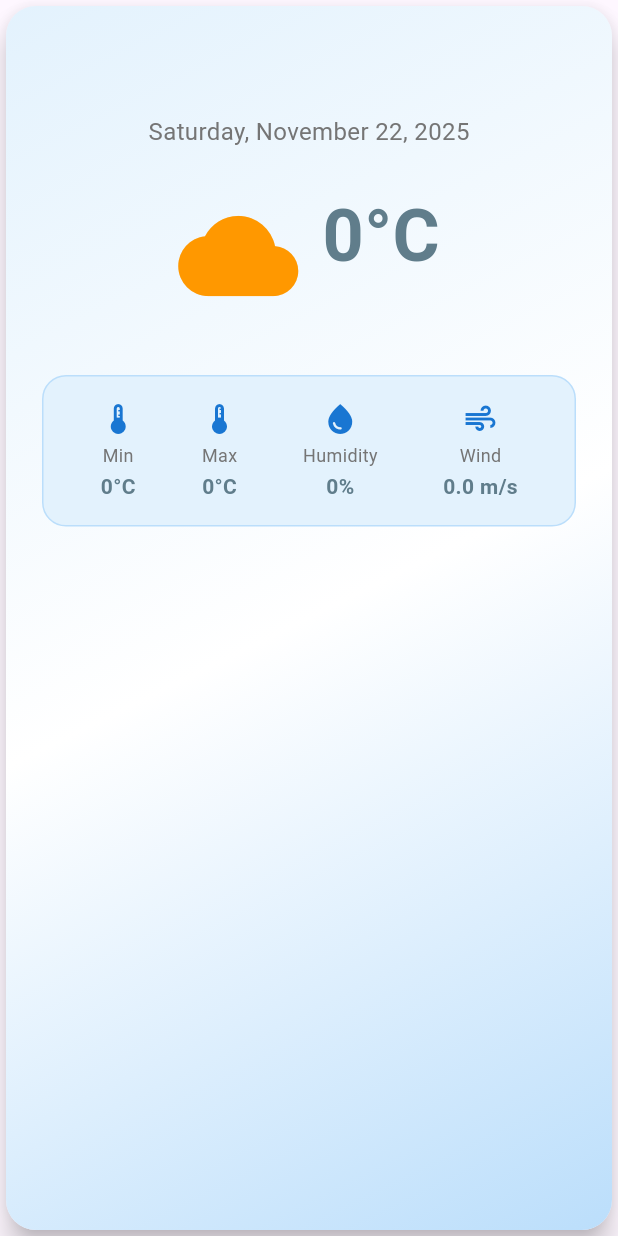
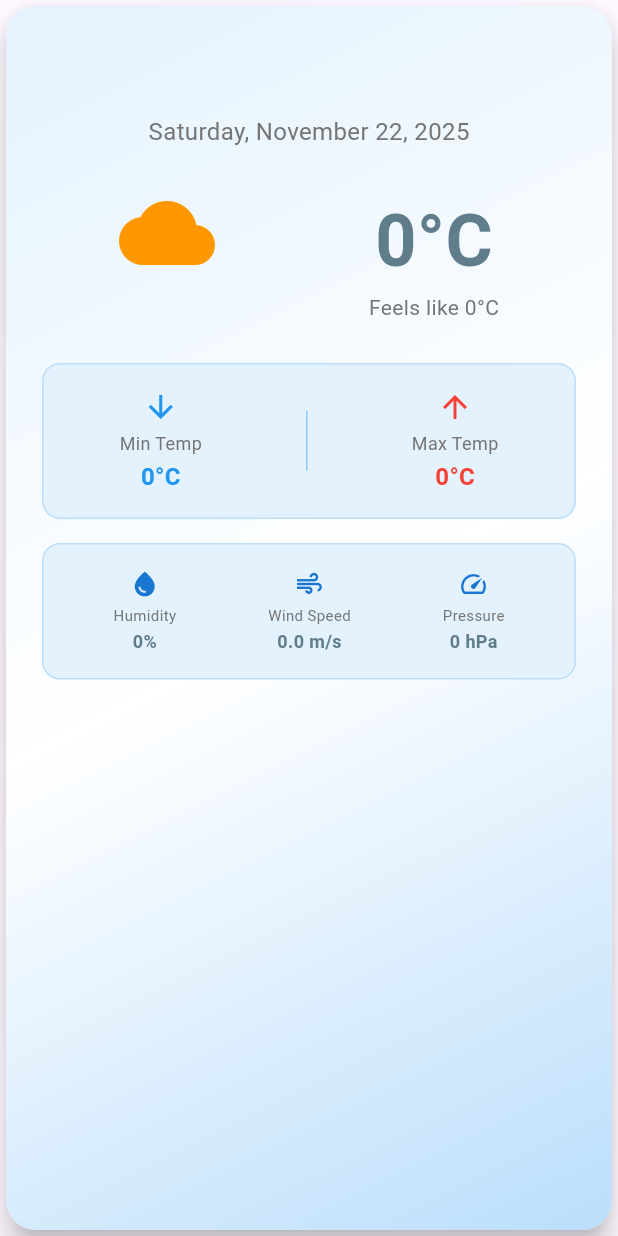
Before and after one commit to SASnigdho/flutter_current_weather, a Flutter app: the WeatherCard widget shown alone on an empty page, opened directly with empty values, on a phone screen of 412 x 824 dp. Run offline on Flutter 3.47's test engine with Material 3 defaults, Android fonts, the phone set to English and light mode, and no system bars; our stand-ins replace dartz, dio, geolocator, get; network calls fail.

Commit message:
City name added in weather card.

```diff
--- a/lib/src/data/models/weather_model.dart
+++ b/lib/src/data/models/weather_model.dart
@@ -3,30 +3,65 @@ import '../../domain/entities/weather_entity.dart';
 class WeatherModel extends WeatherEntity {
   const WeatherModel({
     required super.cityName,
+    required super.countryCode,
     required super.temperature,
+    required super.feelsLike,
     required super.tempMin,
     required super.tempMax,
     required super.condition,
+    required super.description,
     required super.iconCode,
     required super.humidity,
     required super.windSpeed,
+    required super.pressure,
+    required super.visibility,
+    required super.cloudiness,
+    required super.sunrise,
+    required super.sunset,
   });
 
   factory WeatherModel.fromJson(Map<String, dynamic> json) {
     try {
+      // Convert Kelvin to Celsius
+      final tempKelvin = _parseDouble(json['main']['temp']);
+      final feelsLikeKelvin = _parseDouble(json['main']['feels_like']);
+      final tempMinKelvin = _parseDouble(json['main']['temp_min']);
+      final tempMaxKelvin = _parseDouble(json['main']['temp_max']);
+
+      final temperatureCelsius = _kelvinToCelsius(tempKelvin);
+      final feelsLikeCelsius = _kelvinToCelsius(feelsLikeKelvin);
+      final tempMinCelsius = _kelvinToCelsius(tempMinKelvin);
+      final tempMaxCelsius = _kelvinToCelsius(tempMaxKelvin);
+
+      // Parse sunrise and sunset timestamps
+      final sunriseTimestamp = json['sys']['sunrise'] as int?;
+      final sunsetTimestamp = json['sys']['sunset'] as int?;
+
       return WeatherModel(
         cityName: json['name']?.toString() ?? 'Unknown Location',
-        temperature: _parseDouble(json['main']['temp']),
-        tempMin: _parseDouble(json['main']['temp_min']),
-        tempMax: _parseDouble(json['main']['temp_max']),
+        countryCode: json['sys']['country']?.toString() ?? '',
+        temperature: temperatureCelsius,
+        feelsLike: feelsLikeCelsius,
+        tempMin: tempMinCelsius,
+        tempMax: tempMaxCelsius,
         condition: json['weather'][0]['main']?.toString() ?? 'Unknown',
+        description: json['weather'][0]['description']?.toString() ?? '',
         iconCode: json['weather'][0]['icon']?.toString() ?? '01d',
         humidity: _parseInt(json['main']['humidity']),
         windSpeed: _parseDouble(json['wind']['speed']),
+        pressure: _parseInt(json['main']['pressure']),
+        visibility: _parseInt(json['visibility']),
+        cloudiness: _parseInt(json['clouds']['all']),
+        sunrise: sunriseTimestamp != null ? DateTime.fromMillisecondsSinceEpoch(sunriseTimestamp * 1000) : null,
+        sunset: sunsetTimestamp != null ? DateTime.fromMillisecondsSinceEpoch(sunsetTimestamp * 1000) : null,
       );
     } catch (e) {
       throw FormatException('Failed to parse weather data: $e');
     }
+  }
+
+  static double _kelvinToCelsius(double kelvin) {
+    return kelvin - 273.15;
   }
 
   static double _parseDouble(dynamic value) {
@@ -48,13 +83,21 @@ class WeatherModel extends WeatherEntity {
   WeatherEntity toEntity() {
     return WeatherEntity(
       cityName: cityName,
+      countryCode: countryCode,
       temperature: temperature,
+      feelsLike: feelsLike,
       tempMin: tempMin,
       tempMax: tempMax,
       condition: condition,
+      description: description,
       iconCode: iconCode,
       humidity: humidity,
       windSpeed: windSpeed,
+      pressure: pressure,
+      visibility: visibility,
+      cloudiness: cloudiness,
+      sunrise: sunrise,
+      sunset: sunset,
     );
   }
 }
--- a/lib/src/domain/entities/weather_entity.dart
+++ b/lib/src/domain/entities/weather_entity.dart
@@ -1,22 +1,38 @@
 class WeatherEntity {
   final String cityName;
-  final double temperature;
-  final double tempMin;
-  final double tempMax;
+  final String countryCode;
+  final double temperature; // in Celsius
+  final double feelsLike; // in Celsius
+  final double tempMin; // in Celsius
+  final double tempMax; // in Celsius
   final String condition;
+  final String description;
   final String iconCode;
   final int humidity;
   final double windSpeed;
+  final int pressure;
+  final int visibility;
+  final int cloudiness;
+  final DateTime? sunrise;
+  final DateTime? sunset;
 
   const WeatherEntity({
     required this.cityName,
+    required this.countryCode,
     required this.temperature,
+    required this.feelsLike,
     required this.tempMin,
     required this.tempMax,
     required this.condition,
+    required this.description,
     required this.iconCode,
     required this.humidity,
     required this.windSpeed,
+    required this.pressure,
+    required this.visibility,
+    required this.cloudiness,
+    required this.sunrise,
+    required this.sunset,
   });
 
   @override
@@ -25,24 +41,40 @@ class WeatherEntity {
 
     return other is WeatherEntity &&
         other.cityName == cityName &&
+        other.countryCode == countryCode &&
         other.temperature == temperature &&
+        other.feelsLike == feelsLike &&
         other.tempMin == tempMin &&
         other.tempMax == tempMax &&
         other.condition == condition &&
+        other.description == description &&
         other.iconCode == iconCode &&
         other.humidity == humidity &&
-        other.windSpeed == windSpeed;
+        other.windSpeed == windSpeed &&
+        other.pressure == pressure &&
+        other.visibility == visibility &&
+        other.cloudiness == cloudiness &&
+        other.sunrise == sunrise &&
+        other.sunset == sunset;
   }
 
   @override
   int get hashCode {
     return cityName.hashCode ^
+        countryCode.hashCode ^
         temperature.hashCode ^
+        feelsLike.hashCode ^
         tempMin.hashCode ^
         tempMax.hashCode ^
         condition.hashCode ^
+        description.hashCode ^
         iconCode.hashCode ^
         humidity.hashCode ^
-        windSpeed.hashCode;
+        windSpeed.hashCode ^
+        pressure.hashCode ^
+        visibility.hashCode ^
+        cloudiness.hashCode ^
+        sunrise.hashCode ^
+        sunset.hashCode;
   }
 }
--- a/lib/src/presentation/widgets/weather_card.dart
+++ b/lib/src/presentation/widgets/weather_card.dart
@@ -26,7 +26,29 @@ class WeatherCard extends StatelessWidget {
         ),
         child: Column(
           children: [
-            // Location
+            // Location Name with Country - REQUIRED
+            _buildLocationSection(),
+            const SizedBox(height: 24),
+
+            // Main Weather Info - REQUIRED: Temperature, Condition, Icon
+            _buildMainWeatherSection(),
+            const SizedBox(height: 24),
+
+            // Temperature Range - REQUIRED: Min/Max Temperatures
+            _buildTemperatureRangeSection(),
+            const SizedBox(height: 16),
+
+            // Additional Weather Info
+            _buildAdditionalInfoSection(),
+          ],
+        ),
+      ),
+    );
+  }
+
+  Widget _buildLocationSection() {
+    return Column(
+      children: [
         Text(
           weather.cityName,
           style: const TextStyle(
@@ -34,36 +56,70 @@ class WeatherCard extends StatelessWidget {
             fontWeight: FontWeight.bold,
             color: Colors.blueGrey,
           ),
+          textAlign: TextAlign.center,
         ),
+        if (weather.countryCode.isNotEmpty) ...[
+          const SizedBox(height: 4),
+          Text(
+            weather.countryCode,
+            style: TextStyle(
+              fontSize: 16,
+              color: Colors.grey[600],
+              fontWeight: FontWeight.w500,
+            ),
+          ),
+        ],
         const SizedBox(height: 8),
         Text(
           DateFormat('EEEE, MMMM d, y').format(DateTime.now()),
           style: TextStyle(fontSize: 16, color: Colors.grey[600]),
         ),
-            const SizedBox(height: 24),
+      ],
+    );
+  }
 
-            // Temperature and Icon
-            Row(
-              mainAxisAlignment: MainAxisAlignment.center,
+  Widget _buildMainWeatherSection() {
+    return Row(
+      mainAxisAlignment: MainAxisAlignment.spaceAround,
       children: [
-                // Weather Icon
+        // Weather Icon and Description - REQUIRED
+        Column(
+          children: [
             Image.network(
               'https://openweathermap.org/img/wn/${weather.iconCode}@2x.png',
-                  width: 100,
-                  height: 100,
+              width: 80,
+              height: 80,
               errorBuilder: (context, error, stackTrace) {
                 return Icon(
                   _getWeatherIcon(weather.condition),
-                      size: 80,
+                  size: 64,
                   color: Colors.orange,
                 );
               },
             ),
-                const SizedBox(width: 16),
+            const SizedBox(height: 8),
+            // Weather Condition - REQUIRED
+            Text(
+              weather.condition,
+              style: TextStyle(
+                fontSize: 16,
+                color: Colors.grey[600],
+                fontWeight: FontWeight.w500,
+              ),
+            ),
+            if (weather.description.isNotEmpty &&
+                weather.description != weather.condition) ...[
+              const SizedBox(height: 4),
+              Text(
+                '(${weather.description})',
+                style: TextStyle(fontSize: 12, color: Colors.grey[500]),
+              ),
+            ],
+          ],
+        ),
 
-                // Temperature
+        // Current Temperature - REQUIRED
         Column(
-                  crossAxisAlignment: CrossAxisAlignment.start,
           children: [
             Text(
               '${weather.temperature.round()}°C',
@@ -74,74 +130,133 @@ class WeatherCard extends StatelessWidget {
               ),
             ),
             Text(
-                      weather.condition,
-                      style: TextStyle(
-                        fontSize: 18,
-                        color: Colors.grey[600],
-                        fontWeight: FontWeight.w500,
-                      ),
+              'Feels like ${weather.feelsLike.round()}°C',
+              style: TextStyle(fontSize: 14, color: Colors.grey[600]),
             ),
           ],
         ),
       ],
-            ),
+    );
+  }
 
-            const SizedBox(height: 32),
-
-            // Additional Weather Info
-            Container(
+  Widget _buildTemperatureRangeSection() {
+    return Container(
       padding: const EdgeInsets.all(16),
       decoration: BoxDecoration(
         color: Colors.blue[50],
-                borderRadius: BorderRadius.circular(16),
+        borderRadius: BorderRadius.circular(12),
         border: Border.all(color: Colors.blue[100]!),
       ),
       child: Row(
         mainAxisAlignment: MainAxisAlignment.spaceAround,
         children: [
-                  _buildWeatherInfo(
-                    Icons.thermostat,
-                    'Min',
-                    '${weather.tempMin.round()}°C',
+          // Minimum Temperature - REQUIRED
+          _buildTemperatureItem(
+            icon: Icons.arrow_downward,
+            label: 'Min Temp',
+            value: '${weather.tempMin.round()}°C',
+            color: Colors.blue,
           ),
-                  _buildWeatherInfo(
-                    Icons.thermostat_outlined,
-                    'Max',
-                    '${weather.tempMax.round()}°C',
-                  ),
-                  _buildWeatherInfo(
-                    Icons.water_drop,
-                    'Humidity',
-                    '${weather.humidity}%',
-                  ),
-                  _buildWeatherInfo(
-                    Icons.air,
-                    'Wind',
-                    '${weather.windSpeed.toStringAsFixed(1)} m/s',
+
+          // Divider
+          Container(width: 1, height: 40, color: Colors.blue[200]),
+
+          // Maximum Temperature - REQUIRED
+          _buildTemperatureItem(
+            icon: Icons.arrow_upward,
+            label: 'Max Temp',
+            value: '${weather.tempMax.round()}°C',
+            color: Colors.red,
           ),
         ],
-              ),
-            ),
-          ],
-        ),
       ),
     );
   }
 
-  Widget _buildWeatherInfo(IconData icon, String label, String value) {
+  Widget _buildTemperatureItem({
+    required IconData icon,
+    required String label,
+    required String value,
+    required Color color,
+  }) {
     return Column(
       children: [
-        Icon(icon, color: Colors.blue[700], size: 24),
+        Icon(icon, color: color, size: 24),
         const SizedBox(height: 4),
         Text(label, style: TextStyle(fontSize: 12, color: Colors.grey[600])),
         const SizedBox(height: 2),
         Text(
           value,
+          style: TextStyle(
+            fontSize: 16,
+            fontWeight: FontWeight.bold,
+            color: color,
+          ),
+        ),
+      ],
+    );
+  }
+
+  Widget _buildAdditionalInfoSection() {
+    return Container(
+      padding: const EdgeInsets.all(16),
+      decoration: BoxDecoration(
+        color: Colors.blue[50],
+        borderRadius: BorderRadius.circular(12),
+        border: Border.all(color: Colors.blue[100]!),
+      ),
+      child: Row(
+        mainAxisAlignment: MainAxisAlignment.spaceAround,
+        children: [
+          _buildAdditionalInfoItem(
+            icon: Icons.water_drop,
+            label: 'Humidity',
+            value: '${weather.humidity}%',
+          ),
+          _buildAdditionalInfoItem(
+            icon: Icons.air,
+            label: 'Wind Speed',
+            value: '${weather.windSpeed.toStringAsFixed(1)} m/s',
+          ),
+          _buildAdditionalInfoItem(
+            icon: Icons.speed,
+            label: 'Pressure',
+            value: '${weather.pressure} hPa',
+          ),
+          if (weather.visibility > 0)
+            _buildAdditionalInfoItem(
+              icon: Icons.visibility,
+              label: 'Visibility',
+              value: '${(weather.visibility / 1000).toStringAsFixed(1)} km',
+            ),
+        ],
+      ),
+    );
+  }
+
+  Widget _buildAdditionalInfoItem({
+    required IconData icon,
+    required String label,
+    required String value,
+  }) {
+    return Column(
+      children: [
+        Icon(icon, color: Colors.blue[700], size: 20),
+        const SizedBox(height: 4),
+        Text(
+          label,
+          style: TextStyle(fontSize: 10, color: Colors.grey[600]),
+          textAlign: TextAlign.center,
+        ),
+        const SizedBox(height: 2),
+        Text(
+          value,
           style: const TextStyle(
-            fontSize: 14,
+            fontSize: 12,
             fontWeight: FontWeight.bold,
             color: Colors.blueGrey,
           ),
+          textAlign: TextAlign.center,
         ),
       ],
     );
@@ -155,10 +270,22 @@ class WeatherCard extends StatelessWidget {
         return Icons.cloud;
       case 'rain':
         return Icons.beach_access;
+      case 'drizzle':
+        return Icons.grain;
+      case 'thunderstorm':
+        return Icons.flash_on;
       case 'snow':
         return Icons.ac_unit;
-      case 'thunderstorm':
-        return Icons.flash_on;
+      case 'mist':
+      case 'smoke':
+      case 'haze':
+      case 'dust':
+      case 'fog':
+      case 'sand':
+      case 'ash':
+      case 'squall':
+      case 'tornado':
+        return Icons.blur_on;
       default:
         return Icons.wb_cloudy;
     }
```
Lines whose indentation alone changed are shown as unchanged.
